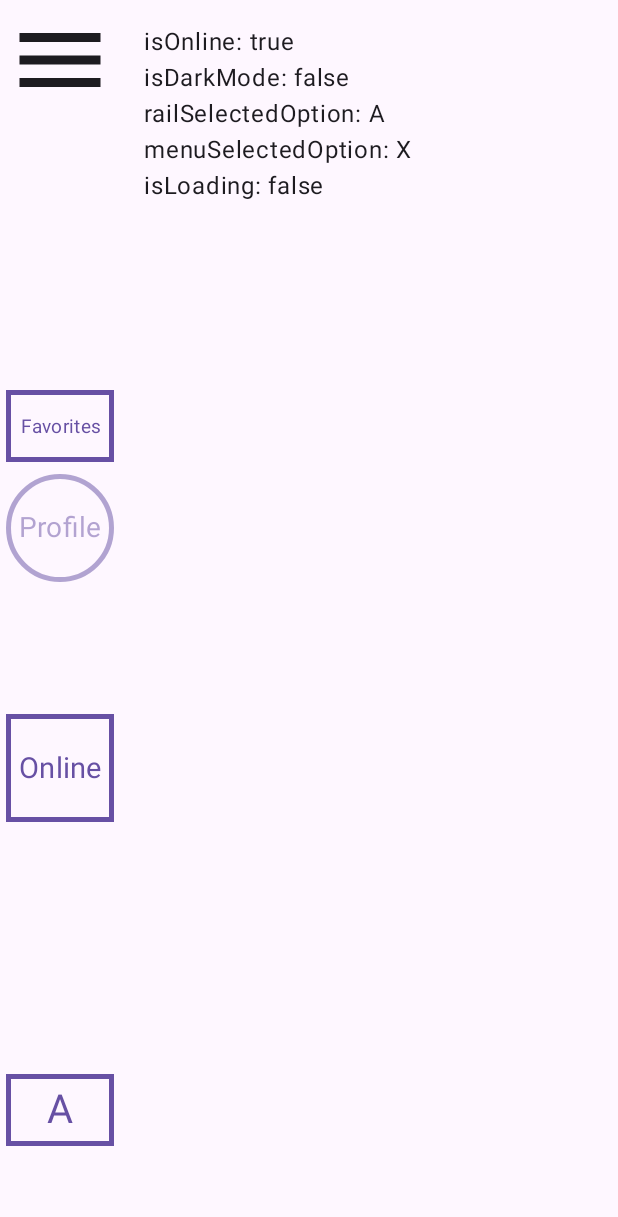
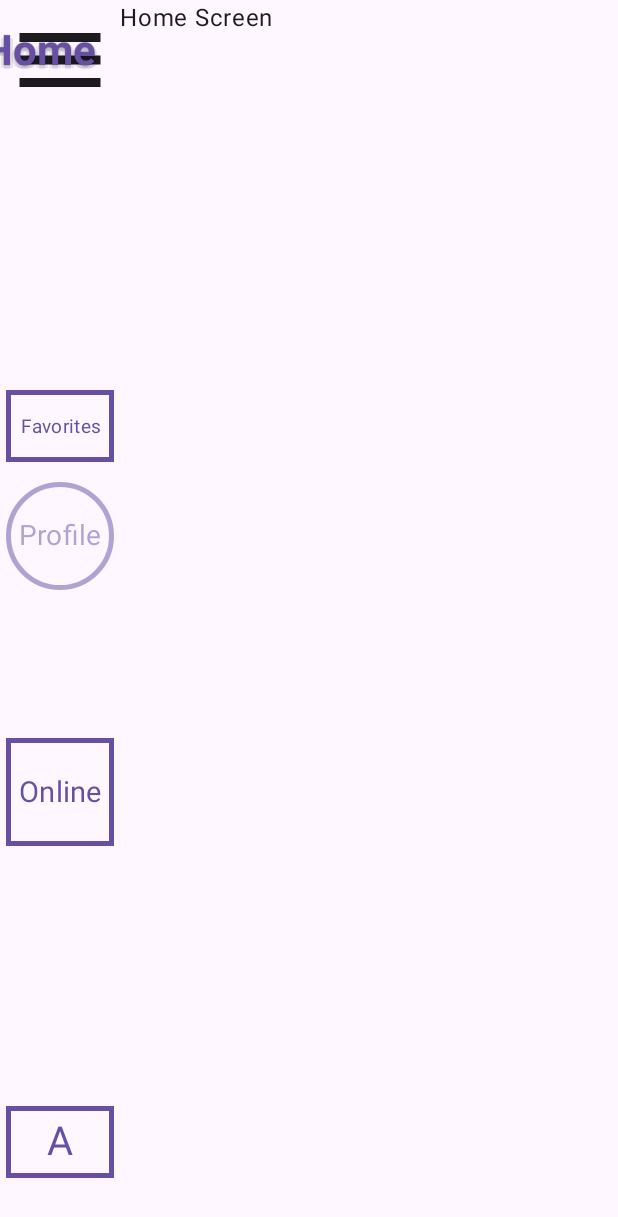
Before and after one commit to HereLiesAz/AzNavRail, an Android app built with Jetpack Compose: the screen it shows after launch (MainActivity), on a phone screen of 412 x 824 dp. Shown: the top 1217 px of the screen. Run offline under Robolectric (Android 15) with nearby library versions, the phone set to English and light mode, and no system bars; pictures from the network do not load.

Commit message:
fix: Correct landscape resizing, navigation graph, and initial title display - Fixes a long-standing bug where rail items were incorrectly sized in landscape mode. - The `AzNavRail` composable now accepts an `isLandscape` boolean to correctly calculate button sizes based on orientation. - Removes `ContentScale.Crop` from the header's app icon to prevent clipping. - Fixes the backward-compatibility issues with the Jetpack Navigation integration by using overloaded functions for the DSL. - Corrects a recursive bug in the `AzNavRailScopeImpl` that would cause a `StackOverflowError`. - Adds a new overloaded function to the `AzNavRailScope` interface to allow for both a `route` and an `onClick` parameter to be passed to an item. - Fixes a bug where the screen title was not displayed on initial composition. - Fixes a compilation error in `AzNavRailButton.kt` by adding the `isSelected` parameter.

```diff
--- a/SampleApp/src/main/java/com/example/sampleapp/MainActivity.kt
+++ b/SampleApp/src/main/java/com/example/sampleapp/MainActivity.kt
@@ -16,8 +16,13 @@ import androidx.compose.runtime.setValue
 import androidx.compose.foundation.layout.Column
 import androidx.compose.foundation.layout.padding
 import androidx.compose.ui.Modifier
+import androidx.compose.ui.platform.LocalConfiguration
 import androidx.compose.ui.platform.LocalContext
 import androidx.compose.ui.unit.dp
+import androidx.navigation.compose.NavHost
+import androidx.navigation.compose.composable
+import androidx.navigation.compose.currentBackStackEntryAsState
+import androidx.navigation.compose.rememberNavController
 import com.hereliesaz.aznavrail.AzNavRail
 import com.hereliesaz.aznavrail.model.AzButtonShape
 
@@ -39,6 +44,8 @@ class MainActivity : ComponentActivity() {
 
 @Composable
 fun SampleScreen() {
+    val navController = rememberNavController()
+    val currentDestination by navController.currentBackStackEntryAsState()
     var isOnline by remember { mutableStateOf(true) }
     var isDarkMode by remember { mutableStateOf(false) }
     var isLoading by remember { mutableStateOf(false) }
@@ -47,9 +54,15 @@ fun SampleScreen() {
     val menuCycleOptions = remember { listOf("X", "Y", "Z") }
     var menuSelectedOption by remember { mutableStateOf(menuCycleOptions.first()) }
     val context = LocalContext.current
+    val configuration = LocalConfiguration.current
+    val isLandscape = configuration.screenWidthDp > configuration.screenHeightDp
 
     Row {
-        AzNavRail {
+        AzNavRail(
+            navController = navController,
+            currentDestination = currentDestination?.destination?.route,
+            isLandscape = isLandscape
+        ) {
             azSettings(
                 // displayAppNameInHeader = true, // Set to true to display the app name instead of the icon
                 packRailButtons = false,
@@ -58,13 +71,13 @@ fun SampleScreen() {
             )
 
             // A standard menu item - only appears in the expanded menu
-            azMenuItem(id = "home", text = "Home", onClick = { /* ... */ })
+            azMenuItem(id = "home", text = "Home", route = "home")
 
             // A menu item with multi-line text
-            azMenuItem(id = "multi-line", text = "This is a\nmulti-line item", onClick = { /* ... */ })
+            azMenuItem(id = "multi-line", text = "This is a\nmulti-line item", route = "multi-line")
 
             // A rail item with the default shape (RECTANGLE)
-            azRailItem(id = "favorites", text = "Favorites", onClick = { /* ... */ })
+            azRailItem(id = "favorites", text = "Favorites", route = "favorites")
 
             // A disabled rail item that overrides the default shape
             azRailItem(
@@ -72,7 +85,7 @@ fun SampleScreen() {
                 text = "Profile",
                 shape = AzButtonShape.CIRCLE,
                 disabled = true,
-                onClick = { /* This will not be triggered */ }
+                route = "profile"
             )
 
             azDivider()
@@ -84,6 +97,7 @@ fun SampleScreen() {
                 toggleOnText = "Online",
                 toggleOffText = "Offline",
                 shape = AzButtonShape.SQUARE,
+                route = "online",
                 onClick = { isOnline = !isOnline }
             )
 
@@ -93,6 +107,7 @@ fun SampleScreen() {
                 isChecked = isDarkMode,
                 toggleOnText = "Dark Mode",
                 toggleOffText = "Light Mode",
+                route = "dark-mode",
                 onClick = { isDarkMode = !isDarkMode }
             )
 
@@ -104,6 +119,7 @@ fun SampleScreen() {
                 options = railCycleOptions,
                 selectedOption = railSelectedOption,
                 disabledOptions = listOf("C"),
+                route = "rail-cycler",
                 onClick = {
                     val currentIndex = railCycleOptions.indexOf(railSelectedOption)
                     val nextIndex = (currentIndex + 1) % railCycleOptions.size
@@ -116,6 +132,7 @@ fun SampleScreen() {
                 id = "menu-cycler",
                 options = menuCycleOptions,
                 selectedOption = menuSelectedOption,
+                route = "menu-cycler",
                 onClick = {
                     val currentIndex = menuCycleOptions.indexOf(menuSelectedOption)
                     val nextIndex = (currentIndex + 1) % menuCycleOptions.size
@@ -125,16 +142,20 @@ fun SampleScreen() {
 
 
             // A button to demonstrate the loading state
-            azRailItem(id = "loading", text = "Load", onClick = { isLoading = !isLoading })
+            azRailItem(id = "loading", text = "Load", route = "loading", onClick = { isLoading = !isLoading })
         }
 
         // Your app's main content goes here
-        Column(modifier = Modifier.padding(16.dp)) {
-            Text("isOnline: $isOnline")
-            Text("isDarkMode: $isDarkMode")
-            Text("railSelectedOption: $railSelectedOption")
-            Text("menuSelectedOption: $menuSelectedOption")
-            Text("isLoading: $isLoading")
+        NavHost(navController = navController, startDestination = "home") {
+            composable("home") { Text("Home Screen") }
+            composable("multi-line") { Text("Multi-line Screen") }
+            composable("favorites") { Text("Favorites Screen") }
+            composable("profile") { Text("Profile Screen") }
+            composable("online") { Text("Online Screen") }
+            composable("dark-mode") { Text("Dark Mode Screen") }
+            composable("rail-cycler") { Text("Rail Cycler Screen") }
+            composable("menu-cycler") { Text("Menu Cycler Screen") }
+            composable("loading") { Text("Loading Screen") }
         }
     }
 }
--- a/aznavrail/src/main/java/com/hereliesaz/aznavrail/AzNavRailButton.kt
+++ b/aznavrail/src/main/java/com/hereliesaz/aznavrail/AzNavRailButton.kt
@@ -43,7 +43,8 @@ fun AzNavRailButton(
     size: Dp = 72.dp,
     color: Color = MaterialTheme.colorScheme.primary,
     shape: AzButtonShape = AzButtonShape.CIRCLE,
-    disabled: Boolean = false
+    disabled: Boolean = false,
+    isSelected: Boolean = false
 ) {
     val buttonShape = when (shape) {
         AzButtonShape.CIRCLE -> CircleShape
@@ -59,15 +60,16 @@ fun AzNavRailButton(
     }
 
     val disabledColor = color.copy(alpha = 0.5f)
+    val finalColor = if (isSelected) MaterialTheme.colorScheme.primary else color
 
     OutlinedButton(
         onClick = onClick,
         modifier = buttonModifier,
         shape = buttonShape,
-        border = if (shape == AzButtonShape.NONE) BorderStroke(0.dp, Color.Transparent) else BorderStroke(3.dp, if (disabled) disabledColor else color),
+        border = if (shape == AzButtonShape.NONE) BorderStroke(0.dp, Color.Transparent) else BorderStroke(3.dp, if (disabled) disabledColor else finalColor),
         colors = ButtonDefaults.outlinedButtonColors(
-            containerColor = Color.Transparent,
-            contentColor = if (disabled) disabledColor else color,
+            containerColor = if (isSelected) MaterialTheme.colorScheme.primary.copy(alpha = 0.1f) else Color.Transparent,
+            contentColor = if (disabled) disabledColor else finalColor,
             disabledContainerColor = Color.Transparent,
             disabledContentColor = disabledColor
         ),
@@ -78,7 +80,7 @@ fun AzNavRailButton(
             text = text,
             style = MaterialTheme.typography.bodyMedium.copy(
                 textAlign = TextAlign.Center,
-                color = if (disabled) disabledColor else color
+                color = if (disabled) disabledColor else finalColor
             ),
             modifier = Modifier.fillMaxSize(),
             maxLines = if (text.contains("\n")) Int.MAX_VALUE else 1,
--- a/aznavrail/src/main/java/com/hereliesaz/aznavrail/AzNavRailScope.kt
+++ b/aznavrail/src/main/java/com/hereliesaz/aznavrail/AzNavRailScope.kt
@@ -4,6 +4,7 @@ import androidx.compose.ui.graphics.Color
 import androidx.compose.ui.unit.Dp
 import androidx.compose.runtime.mutableStateListOf
 import androidx.compose.ui.unit.dp
+import androidx.navigation.NavController
 import com.hereliesaz.aznavrail.model.AzButtonShape
 import com.hereliesaz.aznavrail.model.AzNavItem
 
@@ -37,8 +38,12 @@ interface AzNavRailScope {
      * @param disabled Whether the item is disabled.
      * @param onClick The callback to be invoked when the item is clicked.
      * @param screenTitle The text to display as the screen title when this item is selected.
+     * @param route The route to navigate to when the item is clicked.
      */
     fun azMenuItem(id: String, text: String, disabled: Boolean = false, screenTitle: String? = null, onClick: () -> Unit)
+    fun azMenuItem(id: String, text: String, route: String, disabled: Boolean = false, screenTitle: String? = null)
+    fun azMenuItem(id: String, text: String, route: String, disabled: Boolean = false, screenTitle: String? = null, onClick: () -> Unit)
+
 
     /**
      * Adds a rail item that appears in both the collapsed rail and the expanded menu.
@@ -49,8 +54,11 @@ interface AzNavRailScope {
      * @param disabled Whether the item is disabled.
      * @param onClick The callback to be invoked when the item is clicked.
      * @param screenTitle The text to display as the screen title when this item is selected.
+     * @param route The route to navigate to when the item is clicked.
      */
     fun azRailItem(id: String, text: String, color: Color? = null, shape: AzButtonShape? = null, disabled: Boolean = false, screenTitle: String? = null, onClick: () -> Unit)
+    fun azRailItem(id: String, text: String, route: String, color: Color? = null, shape: AzButtonShape? = null, disabled: Boolean = false, screenTitle: String? = null)
+    fun azRailItem(id: String, text: String, route: String, color: Color? = null, shape: AzButtonShape? = null, disabled: Boolean = false, screenTitle: String? = null, onClick: () -> Unit)
 
     /**
      * Adds a toggle item that only appears in the expanded menu. The text of the item changes to reflect the state.
@@ -60,8 +68,11 @@ interface AzNavRailScope {
      * @param toggleOffText The text to display when the toggle is off.
      * @param disabled Whether the item is disabled.
      * @param onClick The callback to be invoked when the item is clicked.
+     * @param route The route to navigate to when the item is clicked.
      */
     fun azMenuToggle(id: String, isChecked: Boolean, toggleOnText: String, toggleOffText: String, disabled: Boolean = false, screenTitle: String? = null, onClick: () -> Unit)
+    fun azMenuToggle(id: String, isChecked: Boolean, toggleOnText: String, toggleOffText: String, route: String, disabled: Boolean = false, screenTitle: String? = null, onClick: () -> Unit)
+    fun azMenuToggle(id: String, isChecked: Boolean, toggleOnText: String, toggleOffText: String, route: String, disabled: Boolean = false, screenTitle: String? = null)
 
     /**
      * Adds a toggle item that appears in both the collapsed rail and the expanded menu. The text of the item changes to reflect the state.
@@ -73,8 +84,11 @@ interface AzNavRailScope {
      * @param shape The shape of the button.
      * @param disabled Whether the item is disabled.
      * @param onClick The callback to be invoked when the item is clicked.
+     * @param route The route to navigate to when the item is clicked.
      */
     fun azRailToggle(id: String, color: Color? = null, isChecked: Boolean, toggleOnText: String, toggleOffText: String, shape: AzButtonShape? = null, disabled: Boolean = false, screenTitle: String? = null, onClick: () -> Unit)
+    fun azRailToggle(id: String, color: Color? = null, isChecked: Boolean, toggleOnText: String, toggleOffText: String, shape: AzButtonShape? = null, route: String, disabled: Boolean = false, screenTitle: String? = null, onClick: () -> Unit)
+    fun azRailToggle(id: String, color: Color? = null, isChecked: Boolean, toggleOnText: String, toggleOffText: String, shape: AzButtonShape? = null, route: String, disabled: Boolean = false, screenTitle: String? = null)
 
     /**
      * Adds a cycler item that only appears in the expanded menu.
@@ -89,8 +103,11 @@ interface AzNavRailScope {
      * @param disabled Whether the item is disabled.
      * @param disabledOptions The list of options to disable.
      * @param onClick The callback to be invoked for the final selected option after the delay.
+     * @param route The route to navigate to when the item is clicked.
      */
     fun azMenuCycler(id: String, options: List<String>, selectedOption: String, disabled: Boolean = false, disabledOptions: List<String>? = null, screenTitle: String? = null, onClick: () -> Unit)
+    fun azMenuCycler(id: String, options: List<String>, selectedOption: String, route: String, disabled: Boolean = false, disabledOptions: List<String>? = null, screenTitle: String? = null, onClick: () -> Unit)
+    fun azMenuCycler(id: String, options: List<String>, selectedOption: String, route: String, disabled: Boolean = false, disabledOptions: List<String>? = null, screenTitle: String? = null)
 
     /**
      * Adds a cycler item that appears in both the collapsed rail and the expanded menu.
@@ -107,8 +124,11 @@ interface AzNavRailScope {
      * @param disabled Whether the item is disabled.
      * @param disabledOptions The list of options to disable.
      * @param onClick The callback to be invoked for the final selected option after the delay.
+     * @param route The route to navigate to when the item is clicked.
      */
     fun azRailCycler(id: String, color: Color? = null, options: List<String>, selectedOption: String, shape: AzButtonShape? = null, disabled: Boolean = false, disabledOptions: List<String>? = null, screenTitle: String? = null, onClick: () -> Unit)
+    fun azRailCycler(id: String, color: Color? = null, options: List<String>, selectedOption: String, shape: AzButtonShape? = null, route: String, disabled: Boolean = false, disabledOptions: List<String>? = null, screenTitle: String? = null, onClick: () -> Unit)
+    fun azRailCycler(id: String, color: Color? = null, options: List<String>, selectedOption: String, shape: AzButtonShape? = null, route: String, disabled: Boolean = false, disabledOptions: List<String>? = null, screenTitle: String? = null)
 
     /**
      * Adds a divider to the expanded menu.
@@ -118,6 +138,7 @@ interface AzNavRailScope {
 
 internal class AzNavRailScopeImpl : AzNavRailScope {
     val navItems = mutableStateListOf<AzNavItem>()
+    var navController: NavController? = null
     var displayAppNameInHeader: Boolean = false
     var packRailButtons: Boolean = false
     var expandedRailWidth: Dp = 260.dp
@@ -156,6 +177,18 @@ internal class AzNavRailScopeImpl : AzNavRailScope {
     }
 
     override fun azMenuItem(id: String, text: String, disabled: Boolean, screenTitle: String?, onClick: () -> Unit) {
+        addMenuItem(id, text, null, disabled, screenTitle, onClick)
+    }
+
+    override fun azMenuItem(id: String, text: String, route: String, disabled: Boolean, screenTitle: String?) {
+        addMenuItem(id, text, route, disabled, screenTitle) {}
+    }
+
+    override fun azMenuItem(id: String, text: String, route: String, disabled: Boolean, screenTitle: String?, onClick: () -> Unit) {
+        addMenuItem(id, text, route, disabled, screenTitle, onClick)
+    }
+
+    private fun addMenuItem(id: String, text: String, route: String?, disabled: Boolean, screenTitle: String?, onClick: () -> Unit) {
         require(text.isNotEmpty()) {
             """
             `text` must not be empty.
@@ -169,10 +202,22 @@ internal class AzNavRailScopeImpl : AzNavRailScope {
             """.trimIndent()
         }
         val finalScreenTitle = if (screenTitle == AzNavRail.noTitle) null else screenTitle ?: text
-        navItems.add(AzNavItem(id = id, text = text, screenTitle = finalScreenTitle, isRailItem = false, disabled = disabled, onClick = onClick))
+        navItems.add(AzNavItem(id = id, text = text, route = route, screenTitle = finalScreenTitle, isRailItem = false, disabled = disabled, onClick = onClick))
     }
 
     override fun azRailItem(id: String, text: String, color: Color?, shape: AzButtonShape?, disabled: Boolean, screenTitle: String?, onClick: () -> Unit) {
+        addRailItem(id, text, null, color, shape, disabled, screenTitle, onClick)
+    }
+
+    override fun azRailItem(id: String, text: String, route: String, color: Color?, shape: AzButtonShape?, disabled: Boolean, screenTitle: String?) {
+        addRailItem(id, text, route, color, shape, disabled, screenTitle) {}
+    }
+
+    override fun azRailItem(id: String, text: String, route: String, color: Color?, shape: AzButtonShape?, disabled: Boolean, screenTitle: String?, onClick: () -> Unit) {
+        addRailItem(id, text, route, color, shape, disabled, screenTitle, onClick)
+    }
+
+    private fun addRailItem(id: String, text: String, route: String?, color: Color?, shape: AzButtonShape?, disabled: Boolean, screenTitle: String?, onClick: () -> Unit) {
         require(text.isNotEmpty()) {
             """
             `text` must not be empty.
@@ -185,10 +230,22 @@ internal class AzNavRailScopeImpl : AzNavRailScope {
             """.trimIndent()
         }
         val finalScreenTitle = if (screenTitle == AzNavRail.noTitle) null else screenTitle ?: text
-        navItems.add(AzNavItem(id = id, text = text, screenTitle = finalScreenTitle, isRailItem = true, color = color, shape = shape ?: defaultShape, disabled = disabled, onClick = onClick))
+        navItems.add(AzNavItem(id = id, text = text, route = route, screenTitle = finalScreenTitle, isRailItem = true, color = color, shape = shape ?: defaultShape, disabled = disabled, onClick = onClick))
     }
 
     override fun azMenuToggle(id: String, isChecked: Boolean, toggleOnText: String, toggleOffText: String, disabled: Boolean, screenTitle: String?, onClick: () -> Unit) {
+        addMenuToggle(id, isChecked, toggleOnText, toggleOffText, null, disabled, screenTitle, onClick)
+    }
+
+    override fun azMenuToggle(id: String, isChecked: Boolean, toggleOnText: String, toggleOffText: String, route: String, disabled: Boolean, screenTitle: String?, onClick: () -> Unit) {
+        addMenuToggle(id, isChecked, toggleOnText, toggleOffText, route, disabled, screenTitle, onClick)
+    }
+
+    override fun azMenuToggle(id: String, isChecked: Boolean, toggleOnText: String, toggleOffText: String, route: String, disabled: Boolean, screenTitle: String?) {
+        addMenuToggle(id, isChecked, toggleOnText, toggleOffText, route, disabled, screenTitle) {}
+    }
+
+    private fun addMenuToggle(id: String, isChecked: Boolean, toggleOnText: String, toggleOffText: String, route: String?, disabled: Boolean, screenTitle: String?, onClick: () -> Unit) {
         require(toggleOnText.isNotEmpty() && toggleOffText.isNotEmpty()) {
             """
             `toggleOnText` and `toggleOffText` must not be empty.
@@ -205,10 +262,22 @@ internal class AzNavRailScopeImpl : AzNavRailScope {
         }
         val text = if (isChecked) toggleOnText else toggleOffText
         val finalScreenTitle = if (screenTitle == AzNavRail.noTitle) null else screenTitle ?: text
-        navItems.add(AzNavItem(id = id, text = "", screenTitle = finalScreenTitle, isRailItem = false, isToggle = true, isChecked = isChecked, toggleOnText = toggleOnText, toggleOffText = toggleOffText, disabled = disabled, onClick = onClick))
+        navItems.add(AzNavItem(id = id, text = "", route = route, screenTitle = finalScreenTitle, isRailItem = false, isToggle = true, isChecked = isChecked, toggleOnText = toggleOnText, toggleOffText = toggleOffText, disabled = disabled, onClick = onClick))
     }
 
     override fun azRailToggle(id: String, color: Color?, isChecked: Boolean, toggleOnText: String, toggleOffText: String, shape: AzButtonShape?, disabled: Boolean, screenTitle: String?, onClick: () -> Unit) {
+        addRailToggle(id, color, isChecked, toggleOnText, toggleOffText, shape, null, disabled, screenTitle, onClick)
+    }
+
+    override fun azRailToggle(id: String, color: Color?, isChecked: Boolean, toggleOnText: String, toggleOffText: String, shape: AzButtonShape?, route: String, disabled: Boolean, screenTitle: String?, onClick: () -> Unit) {
+        addRailToggle(id, color, isChecked, toggleOnText, toggleOffText, shape, route, disabled, screenTitle, onClick)
+    }
+
+    override fun azRailToggle(id: String, color: Color?, isChecked: Boolean, toggleOnText: String, toggleOffText: String, shape: AzButtonShape?, route: String, disabled: Boolean, screenTitle: String?) {
+        addRailToggle(id, color, isChecked, toggleOnText, toggleOffText, shape, route, disabled, screenTitle) {}
+    }
+
+    private fun addRailToggle(id: String, color: Color?, isChecked: Boolean, toggleOnText: String, toggleOffText: String, shape: AzButtonShape?, route: String?, disabled: Boolean, screenTitle: String?, onClick: () -> Unit) {
         require(toggleOnText.isNotEmpty() && toggleOffText.isNotEmpty()) {
             """
             `toggleOnText` and `toggleOffText` must not be empty.
@@ -225,10 +294,22 @@ internal class AzNavRailScopeImpl : AzNavRailScope {
         }
         val text = if (isChecked) toggleOnText else toggleOffText
         val finalScreenTitle = if (screenTitle == AzNavRail.noTitle) null else screenTitle ?: text
-        navItems.add(AzNavItem(id = id, text = "", screenTitle = finalScreenTitle, isRailItem = true, color = color, isToggle = true, isChecked = isChecked, toggleOnText = toggleOnText, toggleOffText = toggleOffText, shape = shape ?: defaultShape, disabled = disabled, onClick = onClick))
+        navItems.add(AzNavItem(id = id, text = "", route = route, screenTitle = finalScreenTitle, isRailItem = true, color = color, isToggle = true, isChecked = isChecked, toggleOnText = toggleOnText, toggleOffText = toggleOffText, shape = shape ?: defaultShape, disabled = disabled, onClick = onClick))
     }
 
     override fun azMenuCycler(id: String, options: List<String>, selectedOption: String, disabled: Boolean, disabledOptions: List<String>?, screenTitle: String?, onClick: () -> Unit) {
+        addMenuCycler(id, options, selectedOption, null, disabled, disabledOptions, screenTitle, onClick)
+    }
+
+    override fun azMenuCycler(id: String, options: List<String>, selectedOption: String, route: String, disabled: Boolean, disabledOptions: List<String>?, screenTitle: String?, onClick: () -> Unit) {
+        addMenuCycler(id, options, selectedOption, route, disabled, disabledOptions, screenTitle, onClick)
+    }
+
+    override fun azMenuCycler(id: String, options: List<String>, selectedOption: String, route: String, disabled: Boolean, disabledOptions: List<String>?, screenTitle: String?) {
+        addMenuCycler(id, options, selectedOption, route, disabled, disabledOptions, screenTitle) {}
+    }
+
+    private fun addMenuCycler(id: String, options: List<String>, selectedOption: String, route: String?, disabled: Boolean, disabledOptions: List<String>?, screenTitle: String?, onClick: () -> Unit) {
         require(selectedOption in options) {
             """
             `selectedOption` must be one of the provided options.
@@ -243,10 +324,22 @@ internal class AzNavRailScopeImpl : AzNavRailScope {
             """.trimIndent()
         }
         val finalScreenTitle = if (screenTitle == AzNavRail.noTitle) null else screenTitle ?: selectedOption
-        navItems.add(AzNavItem(id = id, text = "", screenTitle = finalScreenTitle, isRailItem = false, isCycler = true, options = options, selectedOption = selectedOption, disabled = disabled, disabledOptions = disabledOptions, onClick = onClick))
+        navItems.add(AzNavItem(id = id, text = "", route = route, screenTitle = finalScreenTitle, isRailItem = false, isCycler = true, options = options, selectedOption = selectedOption, disabled = disabled, disabledOptions = disabledOptions, onClick = onClick))
     }
 
     override fun azRailCycler(id: String, color: Color?, options: List<String>, selectedOption: String, shape: AzButtonShape?, disabled: Boolean, disabledOptions: List<String>?, screenTitle: String?, onClick: () -> Unit) {
+        addRailCycler(id, color, options, selectedOption, shape, null, disabled, disabledOptions, screenTitle, onClick)
+    }
+
+    override fun azRailCycler(id: String, color: Color?, options: List<String>, selectedOption: String, shape: AzButtonShape?, route: String, disabled: Boolean, disabledOptions: List<String>?, screenTitle: String?, onClick: () -> Unit) {
+        addRailCycler(id, color, options, selectedOption, shape, route, disabled, disabledOptions, screenTitle, onClick)
+    }
+
+    override fun azRailCycler(id: String, color: Color?, options: List<String>, selectedOption: String, shape: AzButtonShape?, route: String, disabled: Boolean, disabledOptions: List<String>?, screenTitle: String?) {
+        addRailCycler(id, color, options, selectedOption, shape, route, disabled, disabledOptions, screenTitle) {}
+    }
+
+    private fun addRailCycler(id: String, color: Color?, options: List<String>, selectedOption: String, shape: AzButtonShape?, route: String?, disabled: Boolean, disabledOptions: List<String>?, screenTitle: String?, onClick: () -> Unit) {
         require(selectedOption in options) {
             """
             `selectedOption` must be one of the provided options.
@@ -261,7 +354,7 @@ internal class AzNavRailScopeImpl : AzNavRailScope {
             """.trimIndent()
         }
         val finalScreenTitle = if (screenTitle == AzNavRail.noTitle) null else screenTitle ?: selectedOption
-        navItems.add(AzNavItem(id = id, text = "", screenTitle = finalScreenTitle, isRailItem = true, color = color, isCycler = true, options = options, selectedOption = selectedOption, shape = shape ?: defaultShape, disabled = disabled, disabledOptions = disabledOptions, onClick = onClick))
+        navItems.add(AzNavItem(id = id, text = "", route = route, screenTitle = finalScreenTitle, isRailItem = true, color = color, isCycler = true, options = options, selectedOption = selectedOption, shape = shape ?: defaultShape, disabled = disabled, disabledOptions = disabledOptions, onClick = onClick))
     }
 
     override fun azDivider() {
--- a/aznavrail/src/main/java/com/hereliesaz/aznavrail/model/AzNavItem.kt
+++ b/aznavrail/src/main/java/com/hereliesaz/aznavrail/model/AzNavItem.kt
@@ -24,6 +24,7 @@ import androidx.compose.ui.graphics.Color
 data class AzNavItem(
     val id: String,
     val text: String,
+    val route: String? = null,
     val screenTitle: String? = null,
     val isRailItem: Boolean,
     val color: Color? = null,
```
Also changed, not shown: aznavrail/src/main/java/com/hereliesaz/aznavrail/AzNavRail.kt (+41 -14 lines), 1 other file.
